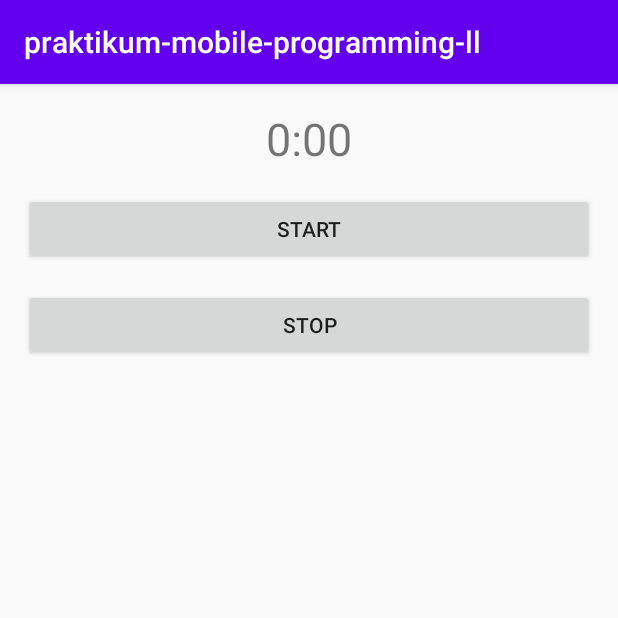
After one commit to AnggaArindraShonta/praktikum-mobile-programming-II, an Android app: the TimerServiceActivity screen opened directly, with no data from a screen before it, on a phone screen of 412 x 824 dp, the top half of it. The commit adds this screen. Run offline under Robolectric (Android 15) with nearby library versions, the phone set to English and light mode, and no system bars.

Commit message:
Timer Service

```diff
--- a/app/src/main/AndroidManifest.xml
+++ b/app/src/main/AndroidManifest.xml
@@ -6,7 +6,7 @@
     <uses-permission android:name="android.permission.CAMERA" />
     <uses-permission android:name="android.permission.READ_EXTERNAL_STORAGE" />
     <uses-permission android:name="android.permission.WRITE_EXTERNAL_STORAGE" />
-
+    <uses-permission android:name="android.permission.FOREGROUND_SERVICE"/>
 
     <application
         android:name=".ui.CrudRoomApp"
@@ -45,6 +45,8 @@
                 <category android:name="android.intent.category.LAUNCHER" />
             </intent-filter>
         </activity>
+        <service android:name=".service.TimerService" android:enabled="true" />
+        <activity android:name=".service.TimerServiceActivity"/>
         <activity android:name=".ui.activity.MainActivity2" />
         <activity android:name=".ui.activity.TambahDanUbahDataActivity" />
         <activity android:name=".ui.LoginActivity" />
--- /dev/null
+++ b/app/src/main/java/com/praktikum/praktikum_mobile_programming_ll/service/TimerServiceActivity.java
@@ -0,0 +1,60 @@
+package com.praktikum.praktikum_mobile_programming_ll.service;
+
+import android.content.BroadcastReceiver;
+import android.content.Context;
+import android.content.Intent;
+import android.content.IntentFilter;
+import android.os.Bundle;
+import android.widget.Button;
+import android.widget.TextView;
+
+import androidx.appcompat.app.AppCompatActivity;
+
+import com.praktikum.praktikum_mobile_programming_ll.R;
+
+public class TimerServiceActivity extends AppCompatActivity {
+
+    private TextView mTextTimer;
+    private Button mButtonStart, mButtonStop;
+
+    @Override
+    protected void onCreate(Bundle savedInstanceState) {
+        super.onCreate(savedInstanceState);
+        setContentView(R.layout.activity_timer_service);
+        mTextTimer = findViewById(R.id.tv_timer);
+        mButtonStart = findViewById(R.id.bt_start);
+        mButtonStop = findViewById(R.id.bt_stop);
+
+        setupView();
+    }
+
+    private void setupView() {
+        registerReceiver(broadcastReceiver, new IntentFilter(TimerService.BROADCAST_ACTION));
+
+        mButtonStart.setOnClickListener(view -> {
+            Intent intent = new Intent(TimerServiceActivity.this, TimerService.class);
+            intent.setAction(TimerService.ACTION_START_FOREGROUND_SERVICE);
+            startService(intent);
+        });
+
+        mButtonStop.setOnClickListener(v -> {
+            mTextTimer.setText("0:00");
+            Intent intent = new Intent(TimerServiceActivity.this, TimerService.class);
+            intent.setAction(TimerService.ACTION_STOP_FOREGROUND_SERVICE);
+            stopService(intent);
+        });
+    }
+
+    private BroadcastReceiver broadcastReceiver = new BroadcastReceiver() {
+        @Override
+        public void onReceive(Context context, Intent intent) {
+            updateUI(intent);
+        }
+    };
+
+    private void updateUI(Intent intent) {
+        int mins = intent.getIntExtra("mins", 0);
+        int secs = intent.getIntExtra("secs", 0);
+        mTextTimer.setText("" + mins + ":" + String.format("%02d", secs));
+    }
+}
--- /dev/null
+++ b/app/src/main/res/layout/activity_timer_service.xml
@@ -0,0 +1,36 @@
+<?xml version="1.0" encoding="utf-8"?>
+<LinearLayout xmlns:android="http://schemas.android.com/apk/res/android"
+    xmlns:tools="http://schemas.android.com/tools"
+    android:layout_width="match_parent"
+    android:layout_height="match_parent"
+    android:orientation="vertical"
+    android:paddingTop="16dp"
+    tools:context=".service.TimerServiceActivity">
+
+    <TextView
+        android:id="@+id/tv_timer"
+        android:layout_width="wrap_content"
+        android:layout_height="wrap_content"
+        android:layout_gravity="center"
+        android:text="0:00"
+        android:textSize="30sp" />
+
+    <Button
+        android:id="@+id/bt_start"
+        android:layout_width="match_parent"
+        android:layout_height="wrap_content"
+        android:layout_marginLeft="16dp"
+        android:layout_marginTop="16dp"
+        android:layout_marginRight="16dp"
+        android:text="Start" />
+
+    <Button
+        android:id="@+id/bt_stop"
+        android:layout_width="match_parent"
+        android:layout_height="wrap_content"
+        android:layout_marginLeft="16dp"
+        android:layout_marginTop="16dp"
+        android:layout_marginRight="16dp"
+        android:text="Stop" />
+
+</LinearLayout>
--- a/app/src/main/res/values/strings.xml
+++ b/app/src/main/res/values/strings.xml
@@ -3,6 +3,7 @@
     <string name="tambah_data">tambah data</string>
     <string name="hapus">Hapus</string>
     <string name="button_to_sharedpref_and_roomdb">Button to Sharedpref and roomdb</string>
+    <string name="button_to_timer_service">Button to Timer Service</string>
     <string name="test_button">TEST BUTTON</string>
     <string name="button_to_activity_with_fragment">Button to activity with fragment</string>
 </resources>
```
Also changed, not shown: app/src/main/java/com/praktikum/praktikum_mobile_programming_ll/service/TimerService.java (added, +173 -0 lines), app/src/main/java/com/praktikum/praktikum_mobile_programming_ll/ui/HomeActivity.java (+10 -19 lines), app/src/main/java/com/praktikum/praktikum_mobile_programming_ll/ui/MainActivity.java (+14 -19 lines).
